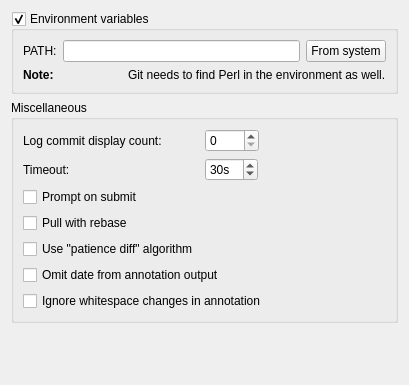
First picture: the form in src/plugins/git/settingspage.ui, repository qt-creator/qt-creator, before the edit.
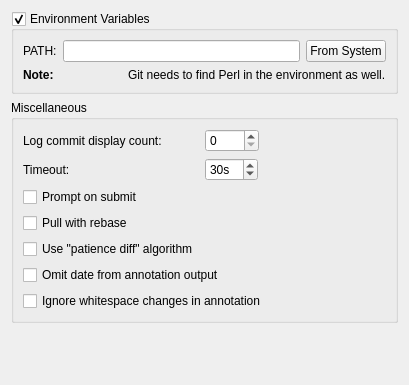
Second picture: the form after the edit.

```diff
--- a/src/plugins/git/settingspage.ui
+++ b/src/plugins/git/settingspage.ui
@@ -17,7 +17,7 @@
       <bool>true</bool>
      </property>
      <property name="title">
-      <string>Environment variables</string>
+      <string>Environment Variables</string>
      </property>
      <property name="checkable">
       <bool>true</bool>
@@ -38,7 +38,7 @@
         <item>
          <widget class="QPushButton" name="adoptButton">
           <property name="text">
-           <string>From system</string>
+           <string>From System</string>
           </property>
          </widget>
         </item>
```
